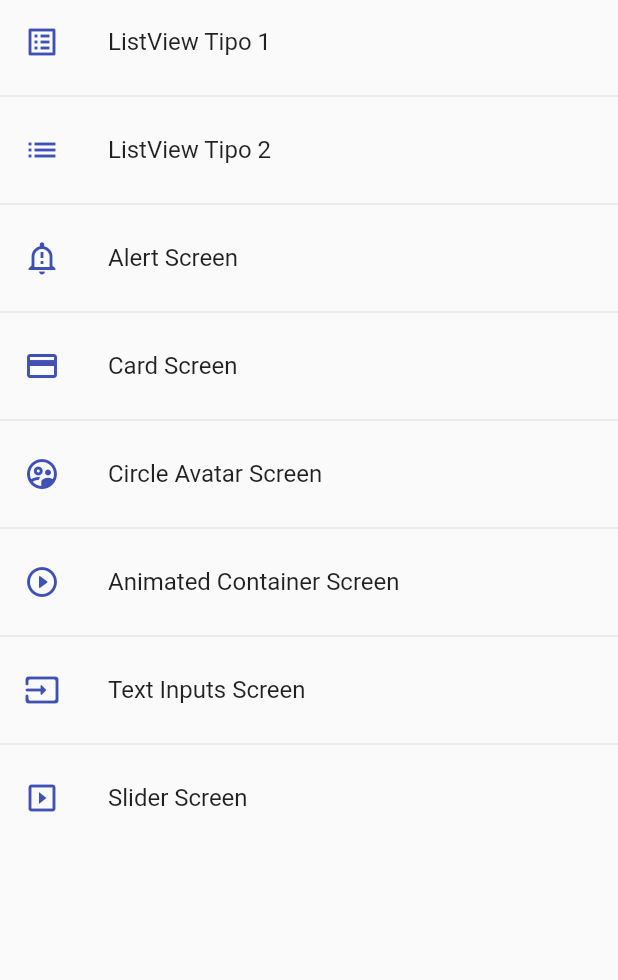
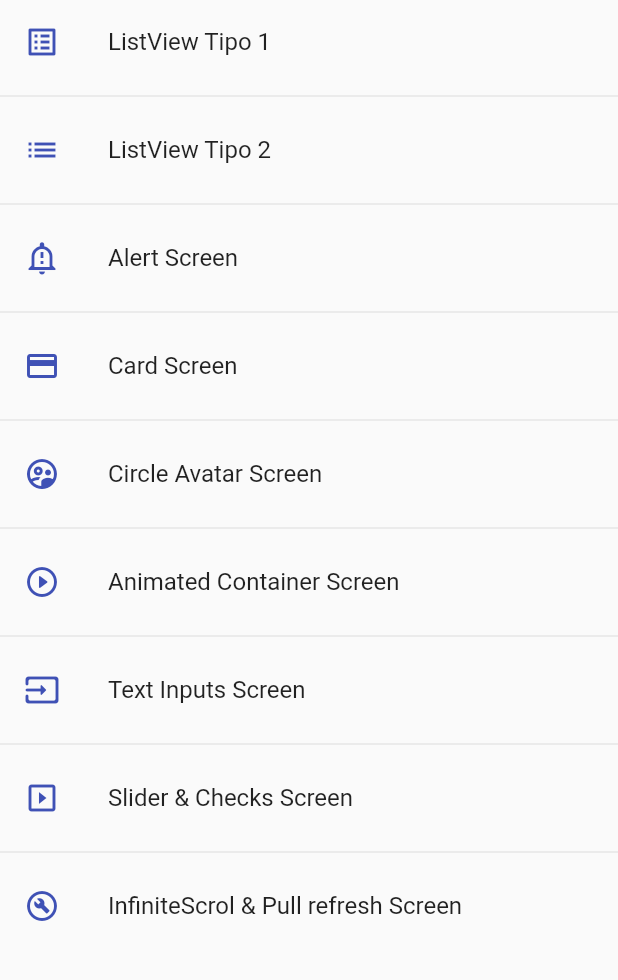
Before and after one commit to eduar766/flutter_components, a Flutter app: the screen it shows after launch, on a phone screen of 412 x 824 dp, the part 84-1064 px from its top. Run offline on Flutter 3.47's test engine with Material 2 defaults, Android fonts, the phone set to English and light mode, and no system bars.

Commit message:
ListViewBuilder

```diff
--- a/lib/router/app_routes.dart
+++ b/lib/router/app_routes.dart
@@ -15,7 +15,8 @@ class AppRoutes {
     MenuOption(route: 'avatar',  name: 'Circle Avatar Screen', screen: const AvatarScreen(), icon: Icons.supervised_user_circle_outlined),
     MenuOption(route: 'animated',  name: 'Animated Container Screen', screen: const AnimatedScreen(), icon: Icons.play_circle_outline_rounded),
     MenuOption(route: 'inputs',  name: 'Text Inputs Screen', screen: const InputScreen(), icon: Icons.input_rounded),
-    MenuOption(route: 'slider',  name: 'Slider Screen', screen: const SliderScreen(), icon: Icons.slideshow_outlined),
+    MenuOption(route: 'slider',  name: 'Slider & Checks Screen', screen: const SliderScreen(), icon: Icons.slideshow_outlined),
+    MenuOption(route: 'listviewbuilder',  name: 'InfiniteScrol & Pull refresh Screen', screen: const ListViewScreen(), icon: Icons.build_circle_outlined),
   ];
 
   static Map<String, Widget Function(BuildContext)> getAppRoutes() {
--- a/lib/screens/screens.dart
+++ b/lib/screens/screens.dart
@@ -1,3 +1,4 @@
+export 'package:fl_components/screens/listview_builder_screen.dart';
 export 'package:fl_components/screens/slider_screen.dart';
 export 'package:fl_components/screens/inputs_screen.dart';
 export 'package:fl_components/screens/animated_screen.dart';
```
Also changed, not shown: lib/screens/listview_builder_screen.dart (added, +29 -0 lines).
